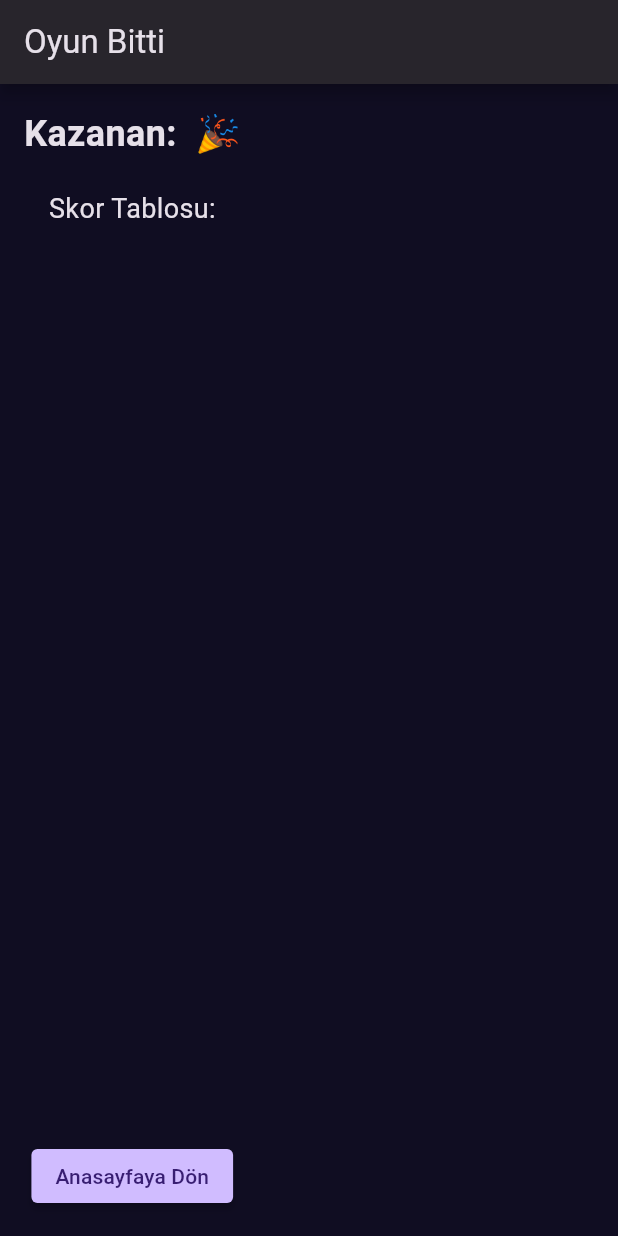
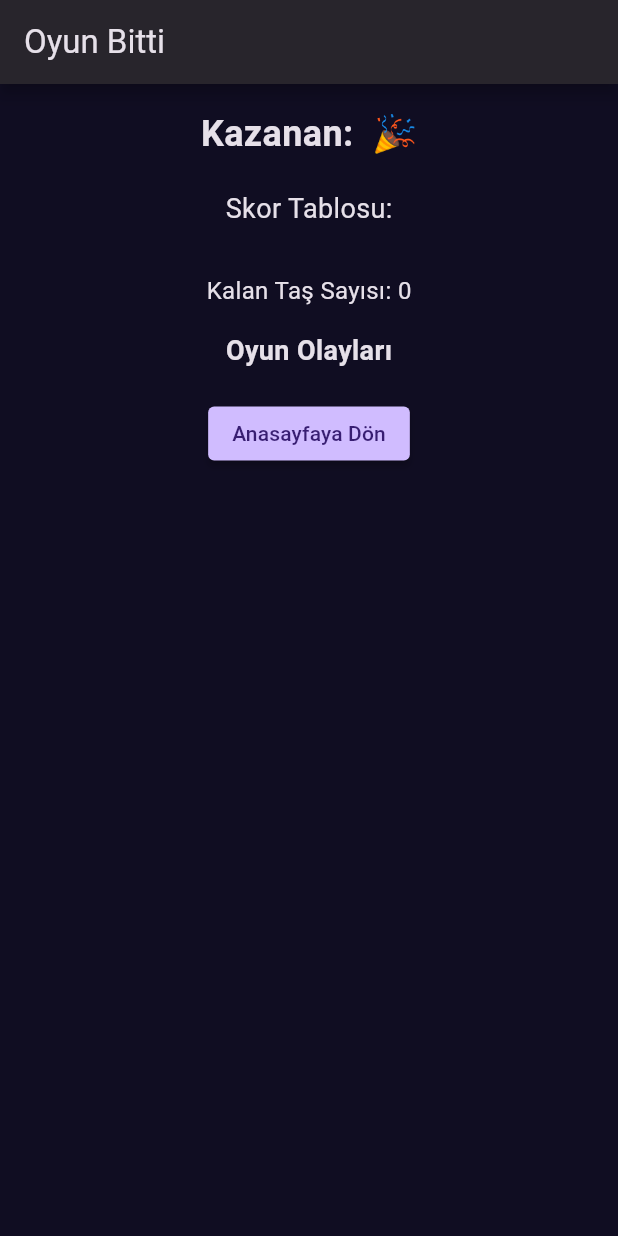
Before and after one commit to ardahanaytan/Mobile-Scrabble-Project, a Flutter app: the GameOverScreen screen opened directly with empty values, on a phone screen of 412 x 824 dp. Run offline on Flutter 3.47's test engine with Material 3 defaults, Android fonts, the phone set to English and light mode, and no system bars; our stand-ins replace flutter_dotenv, socket_io_client, string_validator.

Commit message:
end game log

```diff
--- a/lib/screens/game_over_screen.dart
+++ b/lib/screens/game_over_screen.dart
@@ -8,12 +8,16 @@ class GameOverScreen extends StatelessWidget {
   final String kazanan;
   final List<Map<String, dynamic>> oyuncular;
   final String kullaniciAdi;
+  final List<dynamic> eventLogs;
+  final int kalanTasSayisi;
 
   const GameOverScreen({
     Key? key,
     required this.kazanan,
     required this.oyuncular,
     required this.kullaniciAdi,
+    required this.eventLogs,
+    required this.kalanTasSayisi,
   }) : super(key: key);
 
   Future<void> _goToUserHomeScreen(BuildContext context) async {
@@ -62,10 +66,35 @@ class GameOverScreen extends StatelessWidget {
               title: Text(oyuncu['nickname']),
               trailing: Text("Puan: ${oyuncu['points']}"),
             )),
-            const Spacer(),
-            ElevatedButton(
+            const SizedBox(height: 20),
+            Text("Kalan Taş Sayısı: $kalanTasSayisi", style: const TextStyle(fontSize: 16)),
+
+            Column(
+              crossAxisAlignment: CrossAxisAlignment.start,
+              children: [
+                const SizedBox(height: 16),
+                const Text(
+                  'Oyun Olayları',
+                  style: TextStyle(fontSize: 18, fontWeight: FontWeight.bold),
+                ),
+                const SizedBox(height: 8),
+                ...eventLogs.map<Widget>((log) {
+                  final zaman = log[0].toString();
+                  final mesaj = log[1].toString();
+                  return Padding(
+                    padding: const EdgeInsets.symmetric(vertical: 2.0),
+                    child: Text("🔔 $mesaj"),
+                  );
+                }).toList(),
+              ],
+            ),
+
+          const SizedBox(height: 10),
+          Center(
+            child: ElevatedButton(
               onPressed: () => _goToUserHomeScreen(context),
               child: const Text("Anasayfaya Dön"),
+              ),
             ),
           ],
         ),
--- a/lib/screens/game_screen.dart
+++ b/lib/screens/game_screen.dart
@@ -259,6 +259,8 @@ class _GameScreenState extends State<GameScreen> {
               kazanan: kazanan,
               oyuncular: List<Map<String, dynamic>>.from(roomData['players']),
               kullaniciAdi: widget.kullaniciAdi,
+              eventLogs: roomData['eventLogs'],
+              kalanTasSayisi: roomData['letterBag'].length
             ),
           ),
         );
```
Also changed, not shown: 2 other files.
